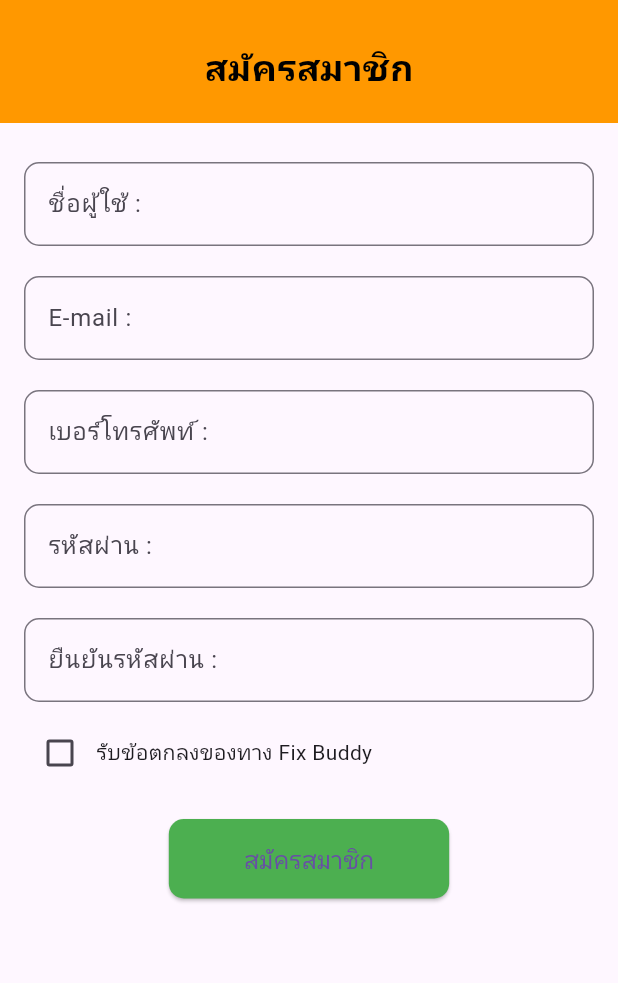
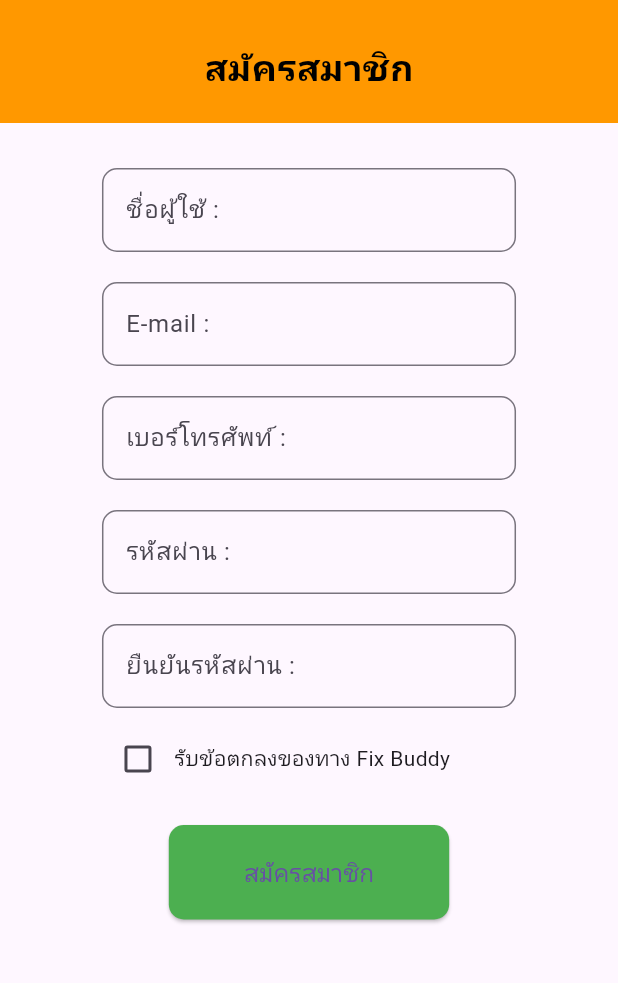
Before and after one commit to OleanEf/Fix-Buddy-App-test-, a Flutter app: the screen it shows after launch, on a phone screen of 412 x 824 dp, the part 72-1055 px from its top. Run offline on Flutter 3.47's test engine with Material 3 defaults, Android fonts, the phone set to English and light mode, and no system bars.

Commit message:
commit 3

```diff
--- a/lib/register.dart
+++ b/lib/register.dart
@@ -1,4 +1,5 @@
 import 'package:flutter/material.dart';
+import 'ProfileScreen.dart';
 
 void main() {
   runApp(FixBuddyApp());
@@ -28,11 +29,19 @@ class RegisterScreen extends StatelessWidget {
         title: Row(
           children: [
             Image.asset(
-              'assets/images/fix_buddy_logo.png', // เปลี่ยนเป็น path ของโลโก้คุณ
+              'assets/images/fix_buddy_logo.png',
               height: 40,
             ),
             const Spacer(),
-            const Icon(Icons.person, color: Colors.black),
+            GestureDetector(
+              onTap: () {
+                Navigator.push(
+                  context,
+                  MaterialPageRoute(builder: (context) => ProfileScreen()),
+                );
+              },
+              child: const Icon(Icons.person, color: Colors.black),
+            ),
           ],
         ),
       ),
@@ -54,7 +63,11 @@ class RegisterScreen extends StatelessWidget {
               ),
             ),
             Padding(
-              padding: const EdgeInsets.all(16.0),
+              padding: const EdgeInsets.all(20.0),
+              child: Align(
+                alignment: Alignment.center,
+                child: Container(
+                  width: MediaQuery.of(context).size.width * 0.67,
                   child: Column(
                     children: [
                       _buildTextField(label: 'ชื่อผู้ใช้ :'),
@@ -87,7 +100,7 @@ class RegisterScreen extends StatelessWidget {
                           backgroundColor: Colors.green,
                           padding: const EdgeInsets.symmetric(
                             horizontal: 50,
-                        vertical: 15,
+                            vertical: 20,
                           ),
                           shape: RoundedRectangleBorder(
                             borderRadius: BorderRadius.circular(10),
@@ -99,6 +112,8 @@ class RegisterScreen extends StatelessWidget {
                         ),
                       ),
                     ],
+                  ),
+                ),
               ),
             ),
           ],
```
Also changed, not shown: lib/profilescreen.dart (added, +19 -0 lines). Lines whose indentation alone changed are shown as unchanged.
